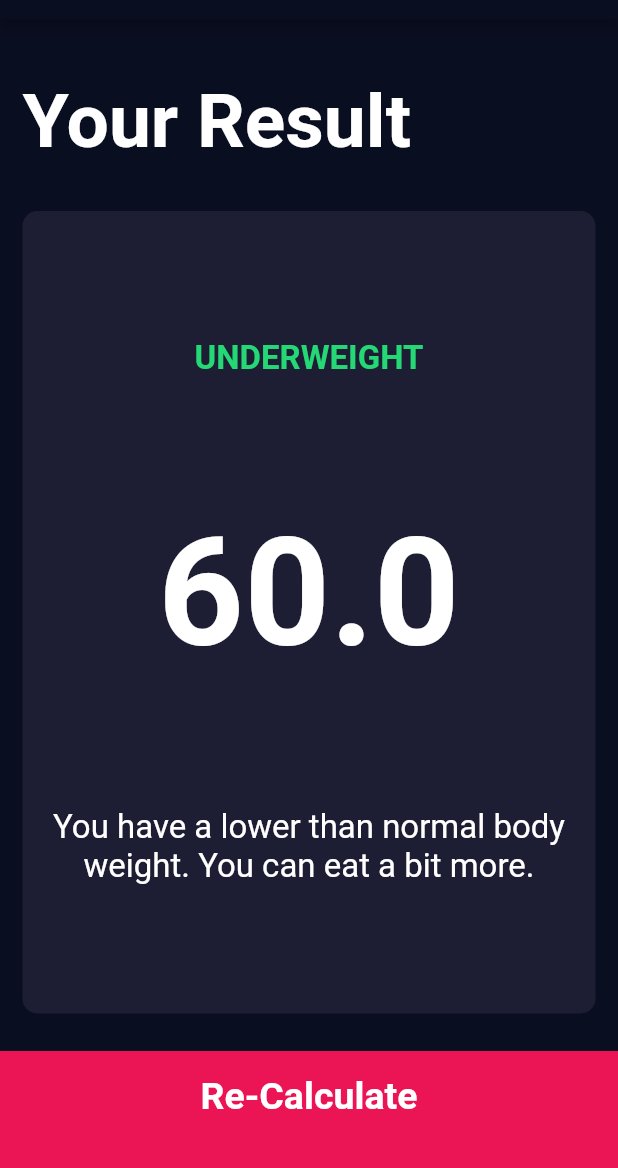
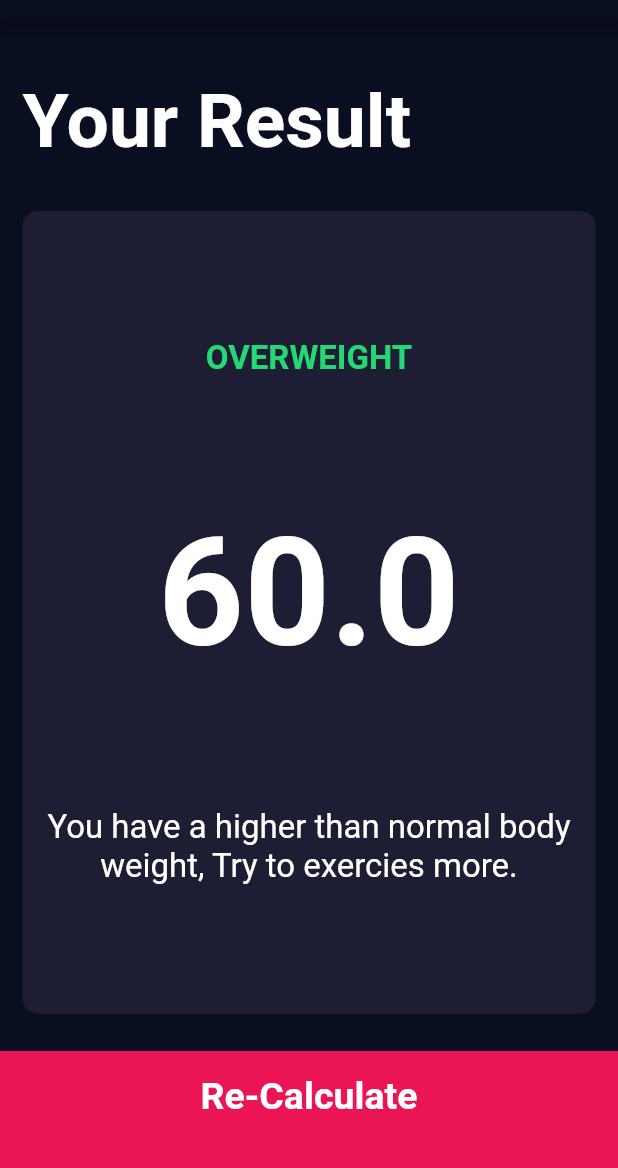
Before and after one commit to Nis-chal/bmi-calculator-flutter, a Flutter app: the screen it shows after launch, after a tap on "CALCULATE", on a phone screen of 412 x 824 dp, the part 65-1233 px from its top. Run offline on Flutter 3.47's test engine with Material 2 defaults, Android fonts, the phone set to English and light mode, and no system bars; our stand-ins replace font_awesome_flutter.

Commit message:
some bugs were fixed

```diff
--- a/lib/calculator_brain.dart
+++ b/lib/calculator_brain.dart
@@ -5,10 +5,10 @@ class CalculatorBrain {
   int height;
   int weight;
 
-  double _bmi = 1;
+  late double _bmi;
 
   String calculateBMI() {
-    double _bmi = weight / pow(height / 100, 2);
+    _bmi = weight / pow(height / 100, 2);
 
     return _bmi.toStringAsFixed(1);
   }
```
